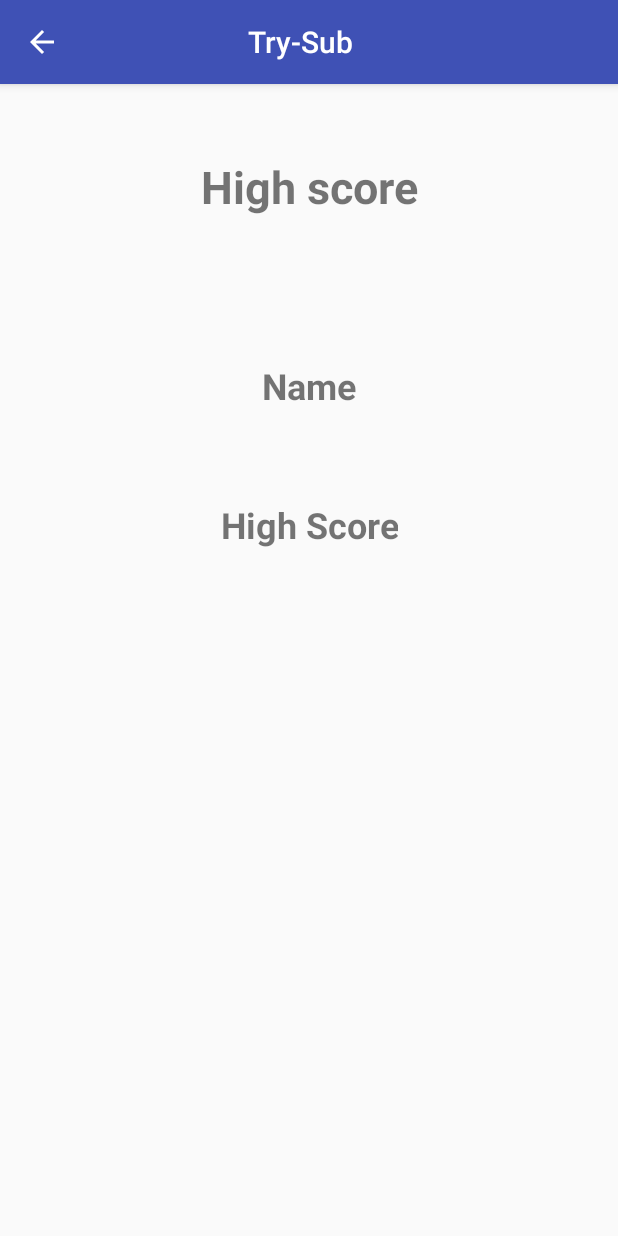
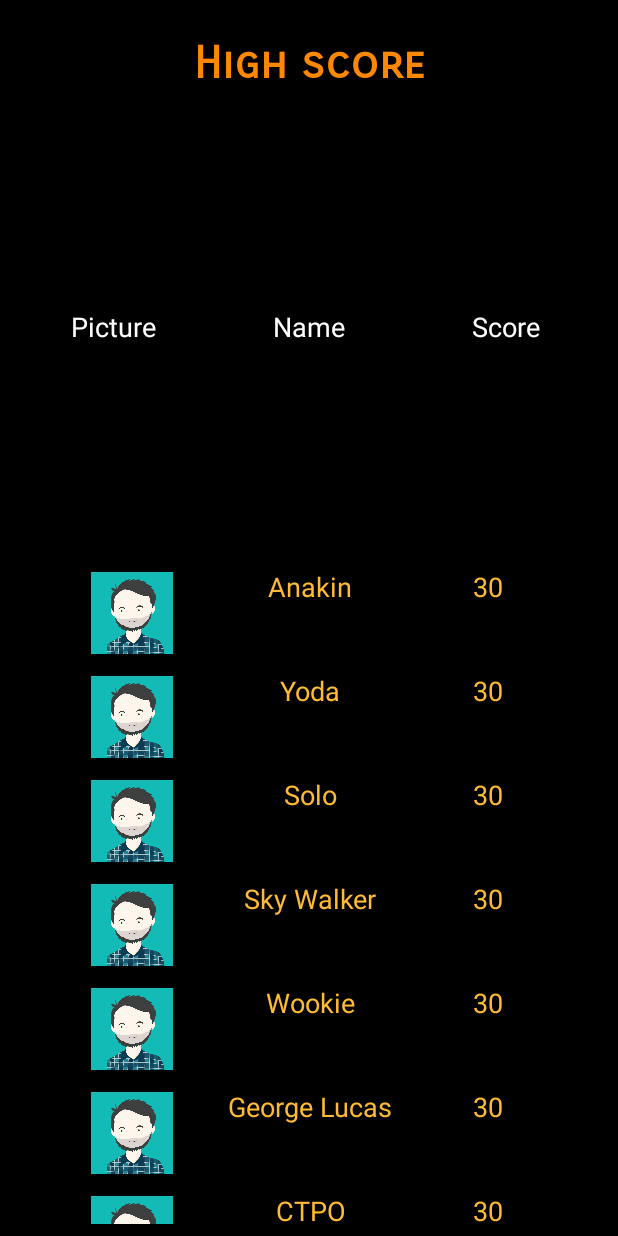
Before and after one commit to jjay1996/TrySub2018, an Android app: the HighScoreActivity screen opened directly, with no data from a screen before it, on a phone screen of 412 x 824 dp. Run offline under Robolectric (Android 15) with nearby library versions, the phone set to English and light mode, and no system bars.

Commit message:
finish high score

```diff
--- a/app/src/main/java/com/egco428/trysub/HighScoreActivity.kt
+++ b/app/src/main/java/com/egco428/trysub/HighScoreActivity.kt
@@ -1,11 +1,15 @@
 package com.egco428.trysub
 
-import android.content.Intent
+import android.content.Context
+import android.graphics.Color
 import android.support.v7.app.AppCompatActivity
 import android.os.Bundle
-import android.view.Menu
-import android.view.MenuItem
-import kotlinx.android.synthetic.main.activity_high_score.*
+import android.view.*
+import android.widget.BaseAdapter
+import android.widget.ListView
+import android.widget.TextView
+import android.widget.Toast
+import kotlinx.android.synthetic.main.row_high_score.view.*
 
 class HighScoreActivity : AppCompatActivity() {
 
@@ -14,22 +18,62 @@ class HighScoreActivity : AppCompatActivity() {
         setContentView(R.layout.activity_high_score)
 
         setTitle("                    Try-Sub")
-        supportActionBar!!.setDisplayHomeAsUpEnabled(true)
+        //supportActionBar!!.setDisplayHomeAsUpEnabled(true)
+
+        val listView = findViewById<ListView>(R.id.highscoreList)
+
+//        val redColor = Color.parseColor("#FF0000")
+//        listView.setBackgroundColor(redColor)
+
+        listView.adapter = myCustomAdapter(this)
+        listView.setOnItemClickListener { adapterView, view, position, id ->
+            val item = adapterView.getItemAtPosition(position) as String
+            Toast.makeText(this, "${item} $position", Toast.LENGTH_SHORT).show()
+        }
     }
 
-    override fun onCreateOptionsMenu(menu: Menu?): Boolean {
-        menuInflater.inflate(R.menu.high_score_menu,menu)
-        return true
+    private class myCustomAdapter(context: Context): BaseAdapter(){
+        private val mContext: Context
+        private val names = arrayListOf<String>("Anakin","Yoda","Solo","Sky Walker","Wookie","George Lucas","CTPO","R2D2"
+                ,"Anakin","Yoda","Solo","Sky Walker","Wookie","George Lucas","CTPO","R2D2","Anakin","Yoda","Solo","Sky Walker"
+                ,"Wookie","George Lucas","CTPO","R2D2","Anakin","Yoda","Solo","Sky Walker","Wookie","George Lucas","CTPO","R2D2")
+        init{
+            mContext = context
+        }
+
+        override fun getCount(): Int {
+            return names.size
+        }
+
+        override fun getItemId(position: Int): Long {
+            return position.toLong()
+        }
+
+        override fun getItem(position: Int): Any {
+            return names[position]
+        }
+
+        override fun getView(position: Int, convertView: View?, viewGroup: ViewGroup?): View {
+            val whiteColor = Color.parseColor("#FFFFFF")
+            val greyColor = Color.parseColor("#E0E0E0")
+            val rowMain: View
+            if(convertView == null){
+                val layoutInflator = LayoutInflater.from(viewGroup!!.context)
+                rowMain = layoutInflator.inflate(R.layout.row_high_score, viewGroup, false)
+                val viewHolder = ViewHolder(rowMain.testName)
+                rowMain.tag = viewHolder
+            } else {
+                rowMain = convertView
+            }
+            val viewHolder = rowMain.tag as ViewHolder
+            viewHolder.nameText.text = names.get(position)
+
+            return rowMain
+        }
+
+        private class ViewHolder(val nameText: TextView){
+
+        }
     }
 
-    //คล้ายๆonClick
-    override fun onOptionsItemSelected(item: MenuItem?): Boolean {
-        val id = item!!.getItemId()
-
-        if(id == android.R.id.home){
-            finish()
-        }
-        return super.onOptionsItemSelected(item)
-
-    }
 }
--- a/app/src/main/java/com/egco428/trysub/MainActivity.kt
+++ b/app/src/main/java/com/egco428/trysub/MainActivity.kt
@@ -47,7 +47,7 @@ class MainActivity : AppCompatActivity() {
 
         setTitle("                               Try-Sub")
         startBtn.setOnClickListener {
-            val t = Intent(this,minigame::class.java)
+            val t = Intent(this,PlayActivity::class.java)
             //val t = Intent(this,choose::class.java)
             startActivity(t)
         }
--- a/app/src/main/res/layout/activity_high_score.xml
+++ b/app/src/main/res/layout/activity_high_score.xml
@@ -4,17 +4,20 @@
     xmlns:tools="http://schemas.android.com/tools"
     android:layout_width="match_parent"
     android:layout_height="match_parent"
+    android:background="@android:color/background_dark"
     tools:context=".HighScoreActivity">
 
     <TextView
         android:id="@+id/textView4"
         android:layout_width="wrap_content"
         android:layout_height="wrap_content"
+        android:layout_marginEnd="8dp"
         android:layout_marginStart="8dp"
-        android:layout_marginTop="48dp"
-        android:layout_marginEnd="8dp"
+        android:layout_marginTop="24dp"
+        android:fontFamily="sans-serif-smallcaps"
         android:text="High score"
         android:textAlignment="center"
+        android:textColor="@android:color/holo_orange_dark"
         android:textSize="30sp"
         android:textStyle="bold"
         app:layout_constraintEnd_toEndOf="parent"
@@ -22,34 +25,61 @@
         app:layout_constraintStart_toStartOf="parent"
         app:layout_constraintTop_toTopOf="parent" />
 
-    <TextView
-        android:id="@+id/textView5"
-        android:layout_width="wrap_content"
-        android:layout_height="wrap_content"
-        android:layout_marginStart="8dp"
-        android:layout_marginTop="60dp"
-        android:layout_marginEnd="8dp"
-        android:text="High Score"
-        android:textAlignment="center"
-        android:textSize="24sp"
-        android:textStyle="bold"
+    <LinearLayout
+        android:layout_width="match_parent"
+        android:layout_height="29dp"
+        android:layout_marginBottom="8dp"
+        android:layout_marginEnd="24dp"
+        android:layout_marginStart="24dp"
+        android:layout_marginTop="8dp"
+        android:orientation="horizontal"
+        app:layout_constraintBottom_toTopOf="@+id/highscoreList"
         app:layout_constraintEnd_toEndOf="parent"
         app:layout_constraintStart_toStartOf="parent"
-        app:layout_constraintTop_toBottomOf="@+id/textView6" />
+        app:layout_constraintTop_toBottomOf="@+id/textView4">
 
-    <TextView
-        android:id="@+id/textView6"
-        android:layout_width="wrap_content"
-        android:layout_height="wrap_content"
+        <TextView
+            android:id="@+id/title1"
+            android:layout_width="match_parent"
+            android:layout_height="wrap_content"
+            android:layout_weight="1"
+            android:text="Picture"
+            android:textAlignment="center"
+            android:textColor="@android:color/background_light"
+            android:textSize="18sp" />
+
+        <TextView
+            android:id="@+id/title2"
+            android:layout_width="420dp"
+            android:layout_height="wrap_content"
+            android:layout_weight="1"
+            android:text="Name"
+            android:textAlignment="center"
+            android:textColor="@android:color/background_light"
+            android:textSize="18sp" />
+
+        <TextView
+            android:id="@+id/title4"
+            android:layout_width="match_parent"
+            android:layout_height="wrap_content"
+            android:layout_weight="1"
+            android:text="Score"
+            android:textAlignment="center"
+            android:textColor="@android:color/background_light"
+            android:textSize="18sp" />
+    </LinearLayout>
+
+    <ListView
+        android:id="@+id/highscoreList"
+        android:layout_width="340dp"
+        android:layout_height="437dp"
+        android:layout_marginBottom="8dp"
+        android:layout_marginEnd="8dp"
         android:layout_marginStart="8dp"
-        android:layout_marginTop="96dp"
-        android:layout_marginEnd="8dp"
-        android:text="Name"
-        android:textAlignment="center"
-        android:textSize="24sp"
-        android:textStyle="bold"
+        android:background="@android:color/background_dark"
+        app:layout_constraintBottom_toBottomOf="parent"
         app:layout_constraintEnd_toEndOf="parent"
-        app:layout_constraintStart_toStartOf="parent"
-        app:layout_constraintTop_toBottomOf="@+id/textView4" />
+        app:layout_constraintHorizontal_bias="0.512"
+        app:layout_constraintStart_toStartOf="parent" />
 
 </android.support.constraint.ConstraintLayout>
--- /dev/null
+++ b/app/src/main/res/layout/row_high_score.xml
@@ -0,0 +1,51 @@
+<?xml version="1.0" encoding="utf-8"?>
+<android.support.constraint.ConstraintLayout
+    xmlns:android="http://schemas.android.com/apk/res/android"
+    xmlns:app="http://schemas.android.com/apk/res-auto"
+    xmlns:tools="http://schemas.android.com/tools"
+    android:layout_width="match_parent"
+    android:layout_height="match_parent">
+
+    <LinearLayout
+        android:layout_width="match_parent"
+        android:layout_height="wrap_content"
+        android:layout_marginBottom="8dp"
+        android:layout_marginEnd="24dp"
+        android:layout_marginStart="24dp"
+        android:layout_weight="33"
+        android:orientation="horizontal"
+        app:layout_constraintBottom_toBottomOf="parent"
+        app:layout_constraintEnd_toEndOf="parent"
+        app:layout_constraintStart_toStartOf="parent"
+        app:layout_constraintTop_toTopOf="parent">
+
+        <ImageView
+            android:id="@+id/imageAvatar"
+            android:layout_width="match_parent"
+            android:layout_height="60dp"
+            android:layout_weight="1"
+            app:srcCompat="@drawable/vatar" />
+
+        <TextView
+            android:id="@+id/testName"
+            android:layout_width="420dp"
+            android:layout_height="match_parent"
+            android:layout_weight="1"
+            android:text="test"
+            android:textAlignment="center"
+            android:textColor="@android:color/holo_orange_light"
+            android:textSize="18sp" />
+
+        <TextView
+            android:id="@+id/testHighScore"
+            android:layout_width="match_parent"
+            android:layout_height="match_parent"
+            android:layout_weight="1"
+            android:text="30"
+            android:textAlignment="center"
+            android:textColor="@android:color/holo_orange_light"
+            android:textSize="18sp" />
+    </LinearLayout>
+
+
+</android.support.constraint.ConstraintLayout>
--- a/app/src/main/res/values/colors.xml
+++ b/app/src/main/res/values/colors.xml
@@ -1,6 +1,6 @@
 <?xml version="1.0" encoding="utf-8"?>
 <resources>
-    <color name="colorPrimary">#3F51B5</color>
-    <color name="colorPrimaryDark">#303F9F</color>
-    <color name="colorAccent">#FF4081</color>
+    <color name="colorPrimary">#ffff8800</color>
+    <color name="colorPrimaryDark">#ff000000</color>
+    <color name="colorAccent">#ffffbb33</color>
 </resources>
--- a/app/src/main/res/values/styles.xml
+++ b/app/src/main/res/values/styles.xml
@@ -1,7 +1,7 @@
 <resources>
 
     <!-- Base application theme. -->
-    <style name="AppTheme" parent="Theme.AppCompat.Light.DarkActionBar">
+    <style name="AppTheme" parent="Theme.AppCompat.Light.NoActionBar">
         <!-- Customize your theme here. -->
         <item name="colorPrimary">@color/colorPrimary</item>
         <item name="colorPrimaryDark">@color/colorPrimaryDark</item>
```
